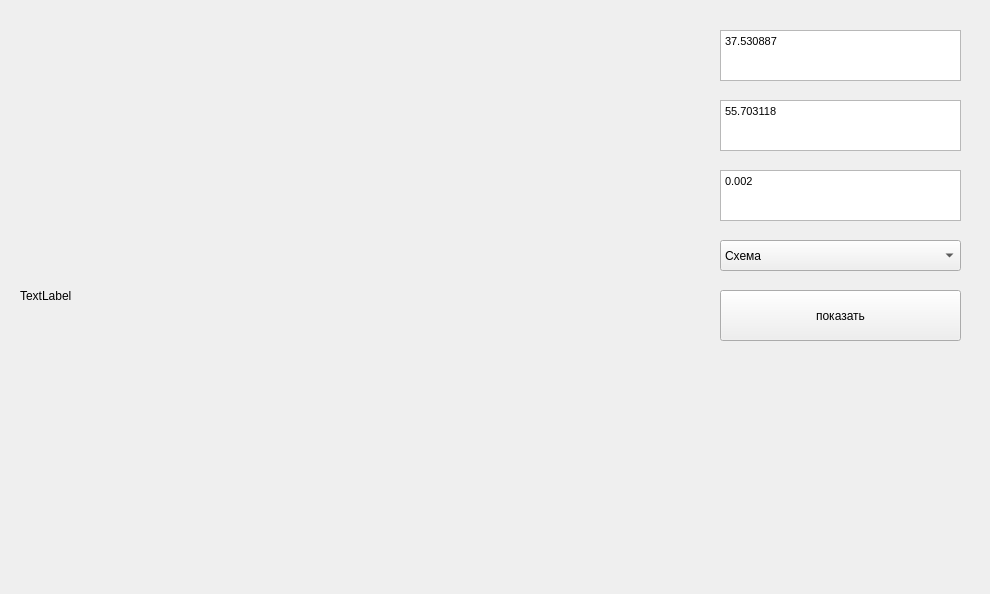
Above: 1.ui from MinusOne-1/MapsAPI before the change. Below: the same form after it.
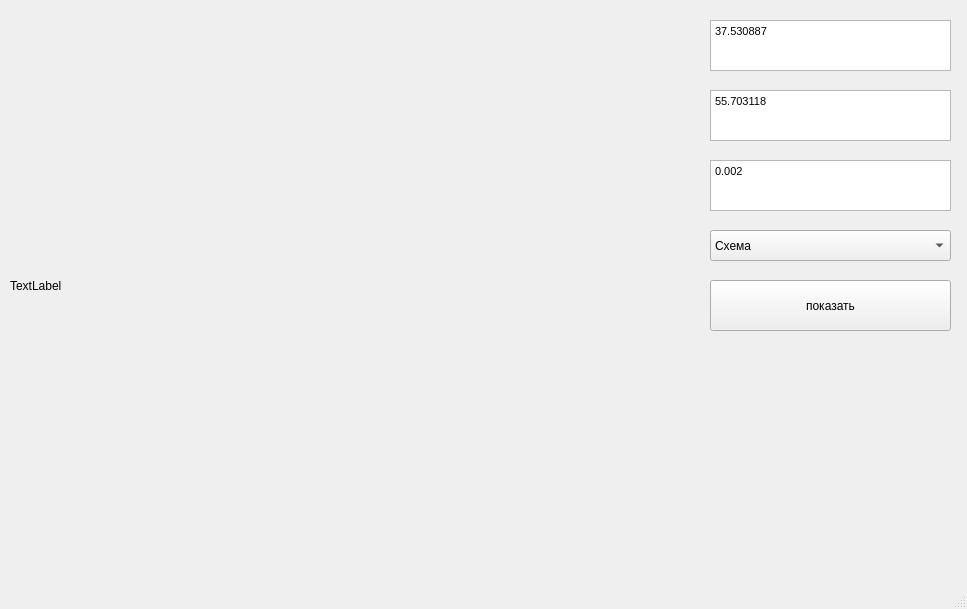
That is the form after the change.

Commit message: изменение оконной формы

The edit to the form file:
```diff
--- a/1.ui
+++ b/1.ui
@@ -1,132 +1,145 @@
 <?xml version="1.0" encoding="UTF-8"?>
 <ui version="4.0">
- <class>Form</class>
- <widget class="QWidget" name="Form">
+ <class>MainWindow</class>
+ <widget class="QMainWindow" name="MainWindow">
   <property name="geometry">
    <rect>
     <x>0</x>
     <y>0</y>
-    <width>990</width>
-    <height>594</height>
+    <width>967</width>
+    <height>609</height>
    </rect>
   </property>
   <property name="windowTitle">
    <string>Form</string>
   </property>
-  <widget class="QLabel" name="image">
-   <property name="geometry">
-    <rect>
-     <x>20</x>
-     <y>20</y>
-     <width>661</width>
-     <height>551</height>
-    </rect>
-   </property>
-   <property name="text">
-    <string>TextLabel</string>
-   </property>
-  </widget>
-  <widget class="QTextEdit" name="edit_x">
-   <property name="geometry">
-    <rect>
-     <x>720</x>
-     <y>30</y>
-     <width>241</width>
-     <height>51</height>
-    </rect>
-   </property>
-   <property name="html">
-    <string>&lt;!DOCTYPE HTML PUBLIC &quot;-//W3C//DTD HTML 4.0//EN&quot; &quot;http://www.w3.org/TR/REC-html40/strict.dtd&quot;&gt;
-&lt;html&gt;&lt;head&gt;&lt;meta name=&quot;qrichtext&quot; content=&quot;1&quot; /&gt;&lt;style type=&quot;text/css&quot;&gt;
-p, li { white-space: pre-wrap; }
-&lt;/style&gt;&lt;/head&gt;&lt;body style=&quot; font-family:'MS Shell Dlg 2'; font-size:8.25pt; font-weight:400; font-style:normal;&quot;&gt;
-&lt;p style=&quot; margin-top:0px; margin-bottom:0px; margin-left:0px; margin-right:0px; -qt-block-indent:0; text-indent:0px;&quot;&gt;37.530887&lt;/p&gt;&lt;/body&gt;&lt;/html&gt;</string>
-   </property>
-   <property name="placeholderText">
-    <string>37.530887</string>
-   </property>
-  </widget>
-  <widget class="QTextEdit" name="edit_y">
-   <property name="geometry">
-    <rect>
-     <x>720</x>
-     <y>100</y>
-     <width>241</width>
-     <height>51</height>
-    </rect>
-   </property>
-   <property name="html">
-    <string>&lt;!DOCTYPE HTML PUBLIC &quot;-//W3C//DTD HTML 4.0//EN&quot; &quot;http://www.w3.org/TR/REC-html40/strict.dtd&quot;&gt;
-&lt;html&gt;&lt;head&gt;&lt;meta name=&quot;qrichtext&quot; content=&quot;1&quot; /&gt;&lt;style type=&quot;text/css&quot;&gt;
-p, li { white-space: pre-wrap; }
-&lt;/style&gt;&lt;/head&gt;&lt;body style=&quot; font-family:'MS Shell Dlg 2'; font-size:8.25pt; font-weight:400; font-style:normal;&quot;&gt;
-&lt;p style=&quot; margin-top:0px; margin-bottom:0px; margin-left:0px; margin-right:0px; -qt-block-indent:0; text-indent:0px;&quot;&gt;55.703118&lt;/p&gt;&lt;/body&gt;&lt;/html&gt;</string>
-   </property>
-   <property name="placeholderText">
-    <string>55.703118</string>
-   </property>
-  </widget>
-  <widget class="QTextEdit" name="mashtab">
-   <property name="geometry">
-    <rect>
-     <x>720</x>
-     <y>170</y>
-     <width>241</width>
-     <height>51</height>
-    </rect>
-   </property>
-   <property name="html">
-    <string>&lt;!DOCTYPE HTML PUBLIC &quot;-//W3C//DTD HTML 4.0//EN&quot; &quot;http://www.w3.org/TR/REC-html40/strict.dtd&quot;&gt;
+  <widget class="QWidget" name="centralwidget">
+   <widget class="QComboBox" name="layer">
+    <property name="geometry">
+     <rect>
+      <x>710</x>
+      <y>230</y>
+      <width>241</width>
+      <height>31</height>
+     </rect>
+    </property>
+    <property name="currentIndex">
+     <number>1</number>
+    </property>
+    <item>
+     <property name="text">
+      <string>Спутник</string>
+     </property>
+    </item>
+    <item>
+     <property name="text">
+      <string>Схема</string>
+     </property>
+    </item>
+    <item>
+     <property name="text">
+      <string>Гибрид</string>
+     </property>
+    </item>
+   </widget>
+   <widget class="QTextEdit" name="mashtab">
+    <property name="geometry">
+     <rect>
+      <x>710</x>
+      <y>160</y>
+      <width>241</width>
+      <height>51</height>
+     </rect>
+    </property>
+    <property name="html">
+     <string>&lt;!DOCTYPE HTML PUBLIC &quot;-//W3C//DTD HTML 4.0//EN&quot; &quot;http://www.w3.org/TR/REC-html40/strict.dtd&quot;&gt;
 &lt;html&gt;&lt;head&gt;&lt;meta name=&quot;qrichtext&quot; content=&quot;1&quot; /&gt;&lt;style type=&quot;text/css&quot;&gt;
 p, li { white-space: pre-wrap; }
 &lt;/style&gt;&lt;/head&gt;&lt;body style=&quot; font-family:'MS Shell Dlg 2'; font-size:8.25pt; font-weight:400; font-style:normal;&quot;&gt;
 &lt;p style=&quot; margin-top:0px; margin-bottom:0px; margin-left:0px; margin-right:0px; -qt-block-indent:0; text-indent:0px;&quot;&gt;0.002&lt;/p&gt;&lt;/body&gt;&lt;/html&gt;</string>
-   </property>
-   <property name="placeholderText">
-    <string>0.002</string>
-   </property>
-  </widget>
-  <widget class="QPushButton" name="pushButton">
-   <property name="geometry">
-    <rect>
-     <x>720</x>
-     <y>290</y>
-     <width>241</width>
-     <height>51</height>
-    </rect>
-   </property>
-   <property name="text">
-    <string>показать</string>
-   </property>
-  </widget>
-  <widget class="QComboBox" name="layer">
-   <property name="geometry">
-    <rect>
-     <x>720</x>
-     <y>240</y>
-     <width>241</width>
-     <height>31</height>
-    </rect>
-   </property>
-   <property name="currentIndex">
-    <number>1</number>
-   </property>
-   <item>
-    <property name="text">
-     <string>Спутник</string>
     </property>
-   </item>
-   <item>
+    <property name="placeholderText">
+     <string>0.002</string>
+    </property>
+   </widget>
+   <widget class="QLabel" name="image">
+    <property name="geometry">
+     <rect>
+      <x>10</x>
+      <y>10</y>
+      <width>661</width>
+      <height>551</height>
+     </rect>
+    </property>
     <property name="text">
-     <string>Схема</string>
+     <string>TextLabel</string>
     </property>
-   </item>
-   <item>
+   </widget>
+   <widget class="QPushButton" name="pushButton">
+    <property name="geometry">
+     <rect>
+      <x>710</x>
+      <y>280</y>
+      <width>241</width>
+      <height>51</height>
+     </rect>
+    </property>
     <property name="text">
-     <string>Гибрид</string>
+     <string>показать</string>
     </property>
-   </item>
+   </widget>
+   <widget class="QTextEdit" name="edit_y">
+    <property name="geometry">
+     <rect>
+      <x>710</x>
+      <y>90</y>
+      <width>241</width>
+      <height>51</height>
+     </rect>
+    </property>
+    <property name="html">
+     <string>&lt;!DOCTYPE HTML PUBLIC &quot;-//W3C//DTD HTML 4.0//EN&quot; &quot;http://www.w3.org/TR/REC-html40/strict.dtd&quot;&gt;
+&lt;html&gt;&lt;head&gt;&lt;meta name=&quot;qrichtext&quot; content=&quot;1&quot; /&gt;&lt;style type=&quot;text/css&quot;&gt;
+p, li { white-space: pre-wrap; }
+&lt;/style&gt;&lt;/head&gt;&lt;body style=&quot; font-family:'MS Shell Dlg 2'; font-size:8.25pt; font-weight:400; font-style:normal;&quot;&gt;
+&lt;p style=&quot; margin-top:0px; margin-bottom:0px; margin-left:0px; margin-right:0px; -qt-block-indent:0; text-indent:0px;&quot;&gt;55.703118&lt;/p&gt;&lt;/body&gt;&lt;/html&gt;</string>
+    </property>
+    <property name="placeholderText">
+     <string>55.703118</string>
+    </property>
+   </widget>
+   <widget class="QTextEdit" name="edit_x">
+    <property name="geometry">
+     <rect>
+      <x>710</x>
+      <y>20</y>
+      <width>241</width>
+      <height>51</height>
+     </rect>
+    </property>
+    <property name="html">
+     <string>&lt;!DOCTYPE HTML PUBLIC &quot;-//W3C//DTD HTML 4.0//EN&quot; &quot;http://www.w3.org/TR/REC-html40/strict.dtd&quot;&gt;
+&lt;html&gt;&lt;head&gt;&lt;meta name=&quot;qrichtext&quot; content=&quot;1&quot; /&gt;&lt;style type=&quot;text/css&quot;&gt;
+p, li { white-space: pre-wrap; }
+&lt;/style&gt;&lt;/head&gt;&lt;body style=&quot; font-family:'MS Shell Dlg 2'; font-size:8.25pt; font-weight:400; font-style:normal;&quot;&gt;
+&lt;p style=&quot; margin-top:0px; margin-bottom:0px; margin-left:0px; margin-right:0px; -qt-block-indent:0; text-indent:0px;&quot;&gt;37.530887&lt;/p&gt;&lt;/body&gt;&lt;/html&gt;</string>
+    </property>
+    <property name="placeholderText">
+     <string>37.530887</string>
+    </property>
+   </widget>
   </widget>
+  <widget class="QMenuBar" name="menubar">
+   <property name="geometry">
+    <rect>
+     <x>0</x>
+     <y>0</y>
+     <width>967</width>
+     <height>21</height>
+    </rect>
+   </property>
+  </widget>
+  <widget class="QStatusBar" name="statusbar"/>
  </widget>
  <resources/>
  <connections/>
```
Left out of the diff: 2 changed lines with no effect on the pictures.
